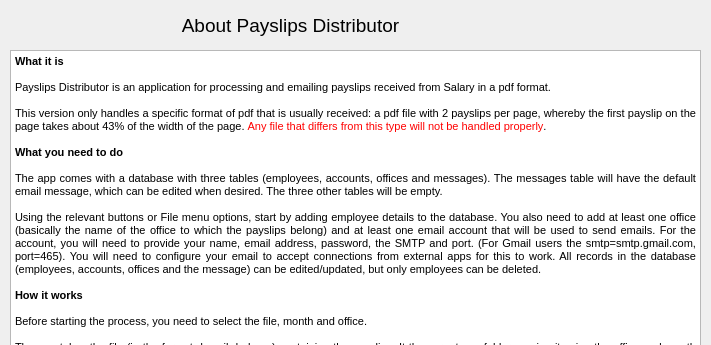
abiatarfestus/payslips, file about.ui: the form before one commit; both pictures show x 0 to 711 and y 0 to 345 of the 711 by 519 pixel window.
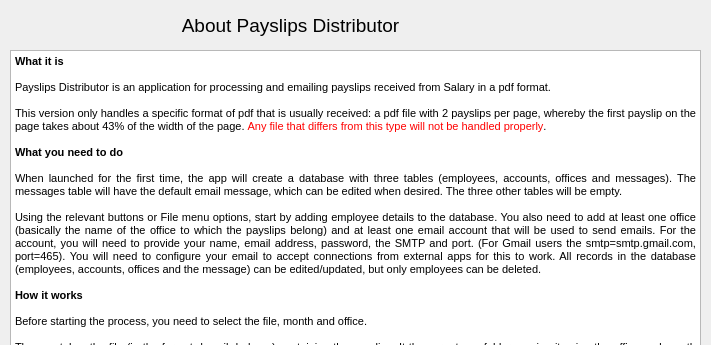
The form after the commit.

Patch:
```diff
--- a/about.ui
+++ b/about.ui
@@ -65,7 +65,7 @@
 &lt;p align=&quot;justify&quot; style=&quot;-qt-paragraph-type:empty; margin-top:0px; margin-bottom:0px; margin-left:0px; margin-right:0px; -qt-block-indent:0; text-indent:0px;&quot;&gt;&lt;br /&gt;&lt;/p&gt;
 &lt;p align=&quot;justify&quot; style=&quot; margin-top:0px; margin-bottom:0px; margin-left:0px; margin-right:0px; -qt-block-indent:0; text-indent:0px;&quot;&gt;&lt;span style=&quot; font-weight:600;&quot;&gt;What you need to do&lt;/span&gt;&lt;/p&gt;
 &lt;p align=&quot;justify&quot; style=&quot;-qt-paragraph-type:empty; margin-top:0px; margin-bottom:0px; margin-left:0px; margin-right:0px; -qt-block-indent:0; text-indent:0px;&quot;&gt;&lt;br /&gt;&lt;/p&gt;
-&lt;p align=&quot;justify&quot; style=&quot; margin-top:0px; margin-bottom:0px; margin-left:0px; margin-right:0px; -qt-block-indent:0; text-indent:0px;&quot;&gt;The app comes with a database with three tables (employees, accounts, offices and messages). The messages table will have the default email message, which can be edited when desired. The three other tables will be empty.&lt;/p&gt;
+&lt;p align=&quot;justify&quot; style=&quot; margin-top:0px; margin-bottom:0px; margin-left:0px; margin-right:0px; -qt-block-indent:0; text-indent:0px;&quot;&gt;When launched for the first time, the app will create a database with three tables (employees, accounts, offices and messages). The messages table will have the default email message, which can be edited when desired. The three other tables will be empty.&lt;/p&gt;
 &lt;p align=&quot;justify&quot; style=&quot;-qt-paragraph-type:empty; margin-top:0px; margin-bottom:0px; margin-left:0px; margin-right:0px; -qt-block-indent:0; text-indent:0px;&quot;&gt;&lt;br /&gt;&lt;/p&gt;
 &lt;p align=&quot;justify&quot; style=&quot; margin-top:0px; margin-bottom:0px; margin-left:0px; margin-right:0px; -qt-block-indent:0; text-indent:0px;&quot;&gt;Using the relevant buttons or File menu options, start by adding employee details to the database. You also need to add at least one office (basically the name of the office to which the payslips belong) and at least one email account that will be used to send emails. For the account, you will need to provide your name, email address, password, the SMTP and port. (For Gmail users the smtp=smtp.gmail.com, port=465). You will need to configure your email to accept connections from external apps for this to work. All records in the database (employees, accounts, offices and the message) can be edited/updated, but only employees can be deleted.&lt;/p&gt;
 &lt;p align=&quot;justify&quot; style=&quot;-qt-paragraph-type:empty; margin-top:0px; margin-bottom:0px; margin-left:0px; margin-right:0px; -qt-block-indent:0; text-indent:0px;&quot;&gt;&lt;br /&gt;&lt;/p&gt;
```
